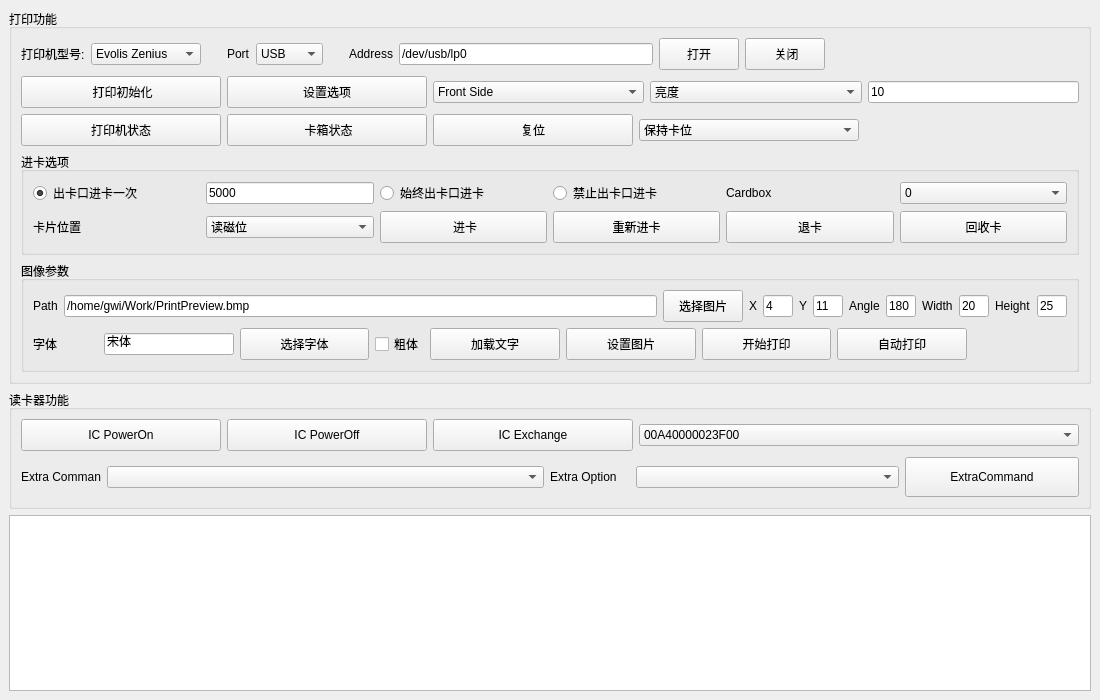
Before: the Qt Designer form Z390Sample/mainwindow.ui in leithergit/Z390Kylin, drawn with Qt 5.
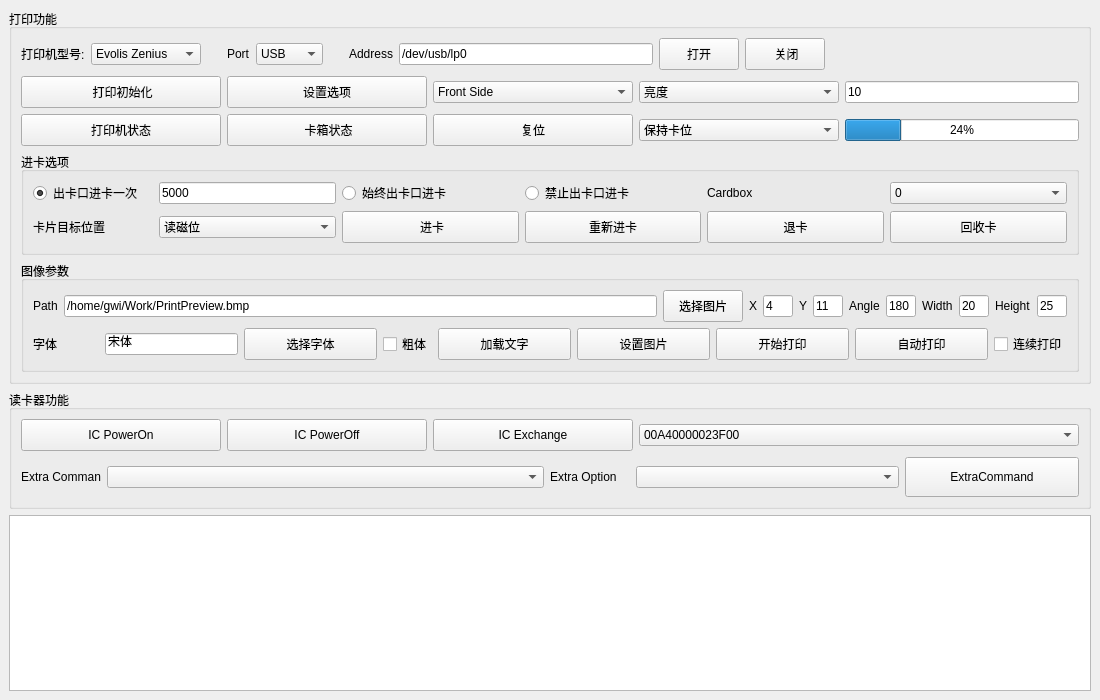
After: the same form once the commit is applied.

Commit message: Z390SDK aarch64-linux-gnu V1.0.1.7 2021.10.20 1.增强与打印通讯的稳定性 2.明华读卡器在读接触位读卡时，自动尝试读取非接触位； 3.降低日志数据量； 4.增加日志配置文件Evolis_Z390.ini文件，可以开启关闭，没有配置 	配置如下 	[Config] 		LogPeriod=30	；日志保存天数，为0时，则关闭日志，默认30天 		Evolis_log = 1	；是否开户Evolis SDK的日志，默认开户 		Evolis_loglevel=4	；Evolis SDK日志的级别，取值0~4，默认为0 5.版本号升级为1.0.1.7

```diff
--- a/Z390Sample/mainwindow.ui
+++ b/Z390Sample/mainwindow.ui
@@ -229,6 +229,12 @@
                <height>0</height>
               </size>
              </property>
+             <property name="maximumSize">
+              <size>
+               <width>200</width>
+               <height>16777215</height>
+              </size>
+             </property>
              <item>
               <property name="text">
                <string>Front Side</string>
@@ -249,6 +255,12 @@
                <height>0</height>
               </size>
              </property>
+             <property name="maximumSize">
+              <size>
+               <width>200</width>
+               <height>16777215</height>
+              </size>
+             </property>
              <item>
               <property name="text">
                <string>亮度</string>
@@ -349,6 +361,12 @@
                <height>0</height>
               </size>
              </property>
+             <property name="maximumSize">
+              <size>
+               <width>200</width>
+               <height>16777215</height>
+              </size>
+             </property>
              <item>
               <property name="text">
                <string>保持卡位</string>
@@ -367,17 +385,14 @@
             </widget>
            </item>
            <item>
-            <spacer name="horizontalSpacer_5">
-             <property name="orientation">
-              <enum>Qt::Horizontal</enum>
+            <widget class="QProgressBar" name="progressBar_Ribbon">
+             <property name="styleSheet">
+              <string notr="true"/>
              </property>
-             <property name="sizeHint" stdset="0">
-              <size>
-               <width>40</width>
-               <height>20</height>
-              </size>
+             <property name="value">
+              <number>24</number>
              </property>
-            </spacer>
+            </widget>
            </item>
           </layout>
          </item>
@@ -393,6 +408,12 @@
            <layout class="QHBoxLayout" name="horizontalLayout_5" stretch="1,1,1,1,1,1">
             <item>
              <widget class="QRadioButton" name="radioButton_EnableCardOnce">
+              <property name="maximumSize">
+               <size>
+                <width>120</width>
+                <height>16777215</height>
+               </size>
+              </property>
               <property name="text">
                <string>出卡口进卡一次</string>
               </property>
@@ -463,8 +484,14 @@
            <layout class="QHBoxLayout" name="horizontalLayout_2">
             <item>
              <widget class="QLabel" name="label_6">
+              <property name="maximumSize">
+               <size>
+                <width>120</width>
+                <height>16777215</height>
+               </size>
+              </property>
               <property name="text">
-               <string>卡片位置</string>
+               <string>卡片目标位置</string>
               </property>
              </widget>
             </item>
@@ -883,20 +910,11 @@
              </widget>
             </item>
             <item>
-             <spacer name="horizontalSpacer_4">
-              <property name="orientation">
-               <enum>Qt::Horizontal</enum>
+             <widget class="QCheckBox" name="checkBox_AutoPrinter">
+              <property name="text">
+               <string>连续打印</string>
               </property>
-              <property name="sizeType">
-               <enum>QSizePolicy::Preferred</enum>
-              </property>
-              <property name="sizeHint" stdset="0">
-               <size>
-                <width>100</width>
-                <height>20</height>
-               </size>
-              </property>
-             </spacer>
+             </widget>
             </item>
            </layout>
           </item>
```
The commit also changes 10 other files.
